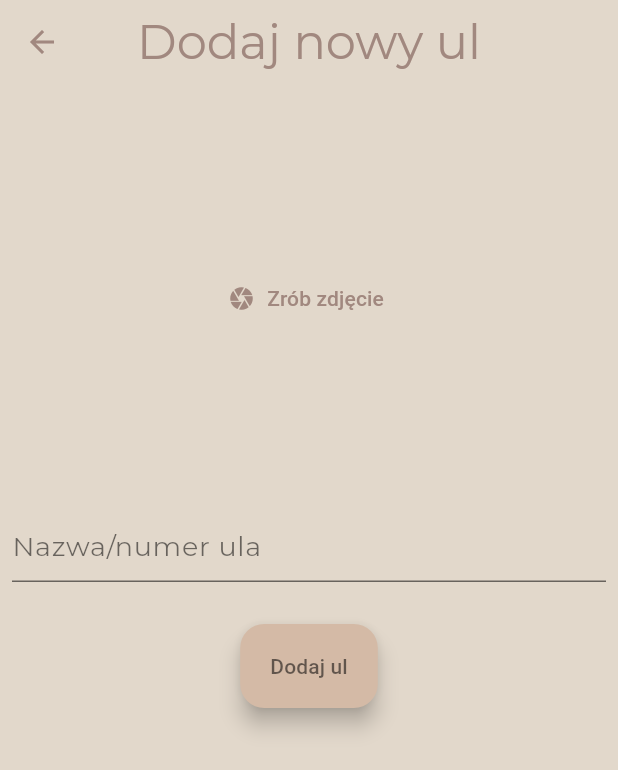
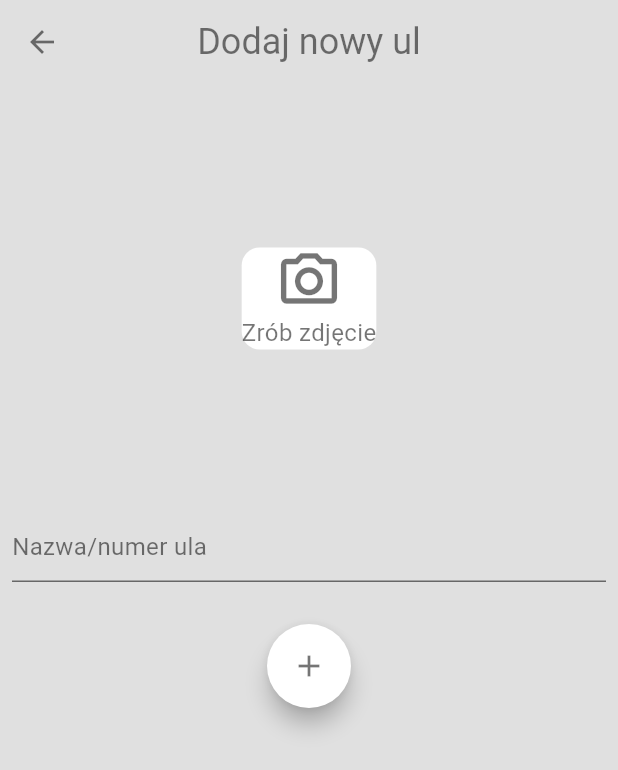
Before and after one commit to agata-miko/ule, a Flutter app: the AddHiveScreen screen opened directly, on a phone screen of 412 x 824 dp. Shown: the top 770 px of the screen. Run offline on Flutter 3.47's test engine with Material 3 defaults, Android fonts, the phone set to English and light mode, and no system bars; our stand-ins replace animated_text_kit, flutter_riverpod, google_fonts, image_picker, sqflite; missing offline and left inert: modern_themes; accounts and stored records are empty.

Commit message:
UI design improvements

```diff
--- a/lib/screens/add_hive_screen.dart
+++ b/lib/screens/add_hive_screen.dart
@@ -53,16 +53,17 @@ class _AddHiveScreenState extends ConsumerState<AddHiveScreen> {
               padding: const EdgeInsets.all(8.0),
               child: TextField(
                 controller: _titleController,
-                decoration: const InputDecoration(hintText: 'Nazwa/numer ula'),
+                decoration: InputDecoration(hintText: 'Nazwa/numer ula', hintStyle: Theme.of(context).textTheme.bodyMedium),
               ),
             ),
             const SizedBox(
               height: 20,
             ),
             FloatingActionButton.extended(
+              shape: CircleBorder(),
+              // shape: RoundedRectangleBorder(borderRadius: BorderRadius.all(Radius.circular(10))),
               onPressed: _saveHive,
-              backgroundColor: Theme.of(context).colorScheme.secondary,
-              label: const Text('Dodaj ul'),
+              label: const Icon(Icons.add),
             ),
             const SizedBox(
               height: 20,
--- a/lib/screens/checklists_list_screen.dart
+++ b/lib/screens/checklists_list_screen.dart
@@ -40,13 +40,15 @@ class ChecklistListScreen extends ConsumerWidget {
                             suffixIcon: IconButton(
                               icon: const Icon(Icons.clear),
                               onPressed: ()  {_searchController.clear();
-                              ref.read(checklistSearchQueryProvider.notifier).updateSearchQuery('');},
+                              ref.read(checklistSearchQueryProvider.notifier).updateSearchQuery('');
+                              FocusScope.of(context).unfocus();},
                             ),
                             prefixIcon: IconButton(
                               icon: const Icon(Icons.search),
                               onPressed: () {}, // tutaj wyszukiwanie
                             ),
                             border: OutlineInputBorder(
+                              borderSide: BorderSide.none,
                                 borderRadius: BorderRadius.circular(20))),
                       )),
                 ),
--- a/lib/theme/app_theme_2.dart
+++ b/lib/theme/app_theme_2.dart
@@ -4,38 +4,45 @@ import 'package:google_fonts/google_fonts.dart';
 ThemeData lightTheme = ThemeData(
   brightness: Brightness.light,
   useMaterial3: true,
-
   textTheme: const TextTheme(
     displayLarge: TextStyle(fontSize: 32),
     bodyLarge: TextStyle(fontSize: 18),
     bodyMedium: TextStyle(fontSize: 16),
     bodySmall: TextStyle(fontSize: 10),
-  ).apply(fontFamily: GoogleFonts.montserrat().fontFamily),
-
+  ).apply(
+      fontFamily: GoogleFonts.roboto(fontWeight: FontWeight.w300).fontFamily),
   appBarTheme: AppBarTheme(
     titleTextStyle: TextStyle(
-      fontFamily: GoogleFonts.montserrat().fontFamily,
-      fontSize: 32,
-      color: const Color(0xFFA1887F),
+      fontFamily: GoogleFonts.roboto(fontWeight: FontWeight.w300).fontFamily,
+      fontSize: 24,
+      color: Colors.black54,
     ),
     color: Colors.transparent,
-    iconTheme: const IconThemeData(color: Color(0xFFA1887F)),
+    iconTheme: const IconThemeData(color: Colors.black54),
     centerTitle: true,
   ),
-
   elevatedButtonTheme: ElevatedButtonThemeData(
     style: ButtonStyle(
-      backgroundColor: MaterialStateProperty.all(const Color(0xFFD4BAA6)),
+      textStyle: MaterialStatePropertyAll(TextStyle(
+          fontSize: 14,
+          fontFamily:
+              GoogleFonts.roboto(fontWeight: FontWeight.w300).fontFamily)),
+      backgroundColor: MaterialStateProperty.all(Colors.white),
       foregroundColor: MaterialStateProperty.all(Colors.black54),
     ),
   ),
-
+  textButtonTheme: const TextButtonThemeData(
+      style: ButtonStyle(
+          foregroundColor: MaterialStatePropertyAll(Colors.black54))),
+  iconTheme: const IconThemeData(
+    color: Colors.black54,
+  ),
   colorScheme: const ColorScheme(
     primaryContainer: Colors.white,
     secondaryContainer: Colors.white,
     background: Colors.white,
-    primary: Color(0xFFA1887F),
-    secondary: Color(0xFFD4BAA6),
+    primary: Colors.black54,
+    secondary: Colors.black54,
     brightness: Brightness.light,
     error: Colors.red,
     onBackground: Colors.black54,
@@ -43,6 +50,6 @@ ThemeData lightTheme = ThemeData(
     onPrimary: Colors.black54,
     onSecondary: Colors.black54,
     onSurface: Colors.black54,
-    surface: Color(0xFFE2D8CB),
+    surface: Colors.black12,
   ),
 );
--- a/lib/todo.dart
+++ b/lib/todo.dart
@@ -5,9 +5,10 @@
 //DONE 'hiveId' and 'numer ula' shouldn't be the same number, set by user - find more robust solution - id automatically generated and numer acting as a name?
 //DONE where to store notes? Hive?
 //DONE how to rebuild the HivesList when going back from HiveScreen, so the photo can be added without leaving the screen
+//DONE funkcjonalnosc do wyszukiwania!
 //TODO EXTRA photos editing??
 //TODO progress indicators
 //TODO EXTRA zmiana pozycji ula na liscie
-//TODO funkcjonalnosc do wyszukiwania!
 //TODO czyszczenie searchbarow po usunieciu wyszukanego ula
-//TODO prompt ze nie wszystkie pytania zostaly wypenione?
+//TODO prompt ze nie wszystkie pytania zostaly wypelnione?
+//TODO MediaQuery
--- a/lib/widgets/checklists_list.dart
+++ b/lib/widgets/checklists_list.dart
@@ -135,7 +135,7 @@ class _ListOfChecklists extends ConsumerState<ListOfChecklists> {
                               style: Theme
                                   .of(context)
                                   .textTheme
-                                  .titleLarge!
+                                  .bodyLarge!
                                   .copyWith(
                                   color: Theme
                                       .of(context)
--- a/lib/widgets/image_input.dart
+++ b/lib/widgets/image_input.dart
@@ -35,20 +35,40 @@ class _ImageInputState extends ConsumerState<ImageInput> {
 
   @override
   Widget build(BuildContext context) {
-    Widget content = TextButton.icon(
-      icon: const Icon(Icons.camera),
-      label: const Text('Zrób zdjęcie'),
-      onPressed: _takePicture,
+    Widget content = Card(
+      color: Theme.of(context).colorScheme.primaryContainer,
+      elevation: 0,
+      child: GestureDetector(
+        onTap: () {
+          _takePicture();
+        },
+        child: const Column(
+          mainAxisAlignment: MainAxisAlignment.center,
+          mainAxisSize: MainAxisSize.min,
+          children: <Widget>[
+            Icon(Icons.camera_alt_outlined, size: 45,),
+            Text('Zrób zdjęcie'),
+          ],
+        ),
+      ),
     );
+
+    // TextButton.icon(
+    //   icon: const Icon(Icons.camera_alt_outlined,),
+    //   label: Text('Zrób zdjęcie', style: Theme.of(context).textTheme.bodyMedium,),
+    //   onPressed: _takePicture,
+    // );
 
     if (_selectedImage != null) {
       content = GestureDetector(
         onTap: _takePicture,
-        child: Image.file(
-          _selectedImage!,
-          fit: BoxFit.cover,
-          width: double.infinity,
-          height: double.infinity,
+        child: ClipRRect(borderRadius: BorderRadius.circular(20),
+          child: Image.file(
+            _selectedImage!,
+            fit: BoxFit.cover,
+            width: double.infinity,
+            height: double.infinity,
+          ),
         ),
       );
     }
--- a/pubspec.yaml
+++ b/pubspec.yaml
@@ -45,6 +45,7 @@ dependencies:
   path_provider: ^2.1.1
   modern_themes: ^1.5.4
   google_fonts: ^6.1.0
+  animated_text_kit: ^4.2.2
 
 dev_dependencies:
   flutter_test:
```
Also changed, not shown: lib/screens/hive_screen.dart (+25 -6 lines), lib/screens/hives_list_screen.dart (+32 -16 lines), lib/screens/starting_screen.dart (+45 -16 lines), lib/widgets/checklist.dart (+7 -6 lines), lib/widgets/hives_list.dart (+4 -4 lines), pubspec.lock.
